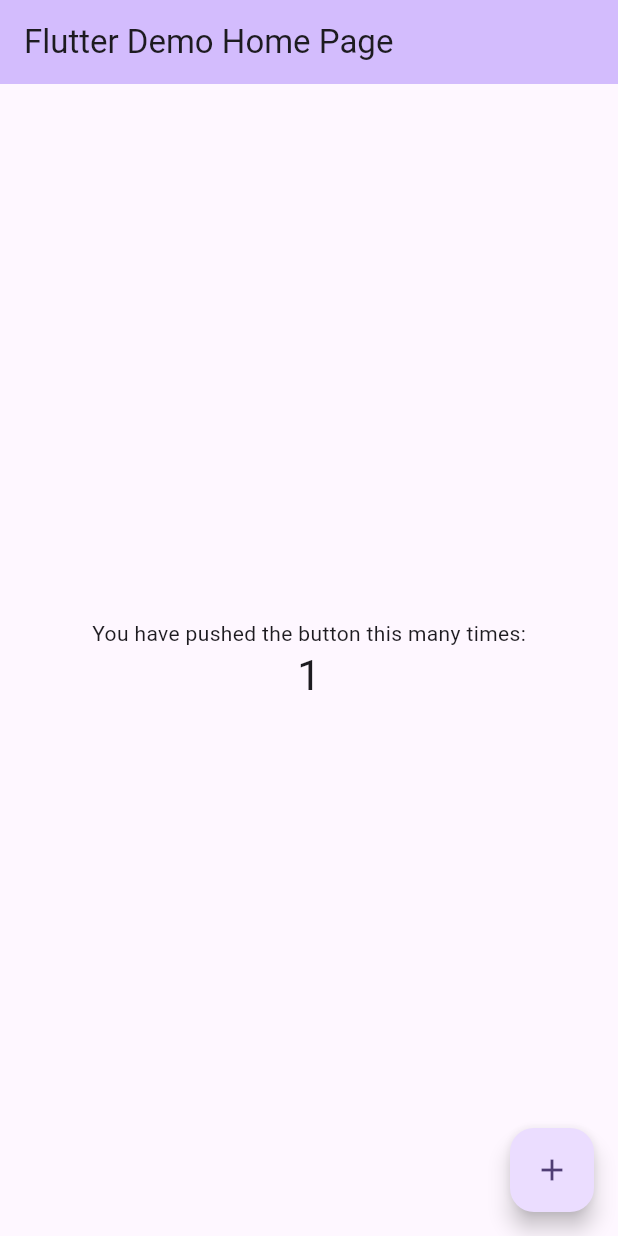
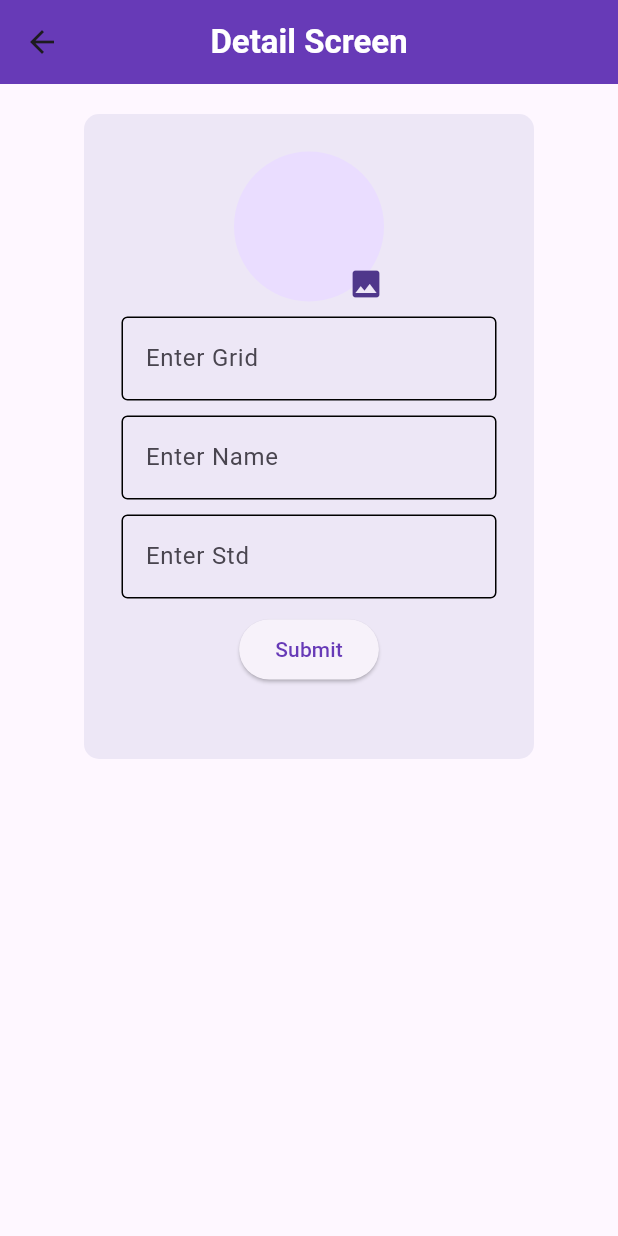
Before and after one commit to harshdusane2103/Final_Eaxm, a Flutter app: the screen it shows after launch, after a tap on the "add" icon, on a phone screen of 412 x 824 dp. Run offline on Flutter 3.47's test engine with Material 3 defaults, Android fonts, the phone set to English and light mode, and no system bars; our stand-ins replace image_picker.

Commit message:
20-06-2024

```diff
--- /dev/null
+++ b/lib/Home/Home.dart
@@ -0,0 +1,159 @@
+import 'dart:io';
+
+import 'package:final_exam_project/Utils/Modal.dart';
+import 'package:flutter/material.dart';
+import 'package:image_picker/image_picker.dart';
+ImagePicker imagePicker =ImagePicker();
+class HomeScreen extends StatefulWidget {
+  const HomeScreen({super.key});
+
+  @override
+  State<HomeScreen> createState() => _HomeScreenState();
+}
+
+class _HomeScreenState extends State<HomeScreen> {
+  @override
+  Widget build(BuildContext context) {
+    return Scaffold(
+      appBar: AppBar(
+        backgroundColor: Colors.deepPurple,
+        centerTitle: true,
+        title: Text("STUDENT DATA",style: TextStyle(color: Colors.white,fontSize: 28,fontWeight: FontWeight.w700),),
+      ),
+      body: SingleChildScrollView(
+        child: Column(
+          children: [
+            SizedBox(height:10),
+            ... List.generate(StudentDataList.length, (index) => Center(
+              child: Container(
+                margin: EdgeInsets.only(bottom: 10),
+                padding: EdgeInsets.all(8),
+                height: 200,
+                width: 360,
+                decoration: BoxDecoration(
+                  color: Colors.deepPurple.shade50,
+                  borderRadius: BorderRadius.circular(10),
+                ),
+                child: Row(
+                  mainAxisAlignment: MainAxisAlignment.spaceBetween,
+
+                  children: [
+                    Text(StudentDataList[index].Gird!.text,style:TextStyle(color: Colors.black),),
+                    CircleAvatar(
+                      radius: 50,
+                      backgroundImage: (StudentDataList[index].image!=null)?FileImage(StudentDataList[index].image!):null,
+
+
+                      ),
+
+                   Column(
+                     mainAxisAlignment: MainAxisAlignment.center,
+                     children: [
+                       Text(StudentDataList[index].name!.text,style:TextStyle(color: Colors.black),),
+                       Text(StudentDataList[index].std!.text,style:TextStyle(color: Colors.black),),
+                     ],
+                   ),
+                    InkWell(onTap:() {
+                      showDialog(context: context, builder: (context)=>AlertDialog(
+                        title: Center(child: Text("Edit Data")),
+                        content: Container(
+                          height: 500,
+                          width: 360,
+                          child: SingleChildScrollView(
+                            child: Column(
+                              children: [
+                                CircleAvatar(
+                                  radius: 50,
+                                  backgroundImage:(StudentDataList[index].image!=null)?FileImage(StudentDataList[index].image!):null,
+                                  child: Align(
+                                    alignment: Alignment.bottomRight,
+                                    child: InkWell(
+                                        onTap: ()
+                                        async {
+                                          XFile? xFileImage= await imagePicker.pickImage(source: ImageSource.gallery);
+                                          setState(() {
+                                            StudentDataList[index].image=File(xFileImage!.path);
+                                          });
+                                        },
+
+                                        child: Icon(Icons.photo)),
+
+                                  ),
+                                ),
+                                SizedBox(height: 10,),
+                                TextFormField(
+                                  controller: StudentDataList[index].Gird!,
+                                  decoration: InputDecoration(
+                                      enabledBorder:OutlineInputBorder(borderSide: BorderSide(color: Colors.black,width: 1)),
+                                      focusedBorder: OutlineInputBorder(borderSide: BorderSide(color:Colors.black,width: 3 )),
+                                      hintText: ("Enter Grid")
+                                  ),
+                                ),
+                                SizedBox(height: 10,),
+                                TextFormField(
+                                  controller: StudentDataList[index].name!,
+                                  decoration: InputDecoration(
+                                    enabledBorder:OutlineInputBorder(borderSide: BorderSide(color: Colors.black,width: 1)),
+                                    focusedBorder: OutlineInputBorder(borderSide: BorderSide(color:Colors.black,width: 3 )),
+                                    hintText: ("Enter Name "),
+                                  ),
+                                ),
+                                SizedBox(height: 10,),
+                                TextFormField(
+                                  controller: StudentDataList[index].std!,
+                                  decoration: InputDecoration(
+                                    enabledBorder:OutlineInputBorder(borderSide: BorderSide(color: Colors.black,width: 1)),
+                                    focusedBorder: OutlineInputBorder(borderSide: BorderSide(color:Colors.black,width: 3 )),
+                                    hintText: ("Enter Std "),
+                                  ),
+                                ),
+                                SizedBox(height: 10,),
+
+                                ElevatedButton(onPressed: () {
+                                  Navigator.of(context).pushNamed('/');
+                                }, child: Text("Update")),
+                              ],
+                            ),
+                          ),
+
+                        ),
+                      ));
+                    },child: Icon(Icons.edit)),
+                    InkWell(onTap:() {
+                      setState(() {
+                        StudentDataList.removeAt(index);
+                      });
+                    },child: Icon(Icons.delete)),
+                  ],
+                ),
+              ),
+            ))
+
+
+          ],
+        ),
+      ),
+      floatingActionButton: InkWell(
+        onTap: () {
+          TextEditingController student_name =TextEditingController();
+          TextEditingController student_grid =TextEditingController();
+          TextEditingController student_standard =TextEditingController();
+          setState(() {
+            StudentDataList.add(StudentModal(name: student_name,Gird: student_grid,std: student_standard));
+          });
+          Navigator.of(context).pushNamed('/add');
+        },
+        child: Container(
+          height: 60,
+          width: 60,
+          decoration: BoxDecoration(
+            color: Colors.deepPurple,
+            borderRadius: BorderRadius.circular(10),
+          ),
+          child: Icon(Icons.add,color: Colors.white,),
+        ),
+      ),
+
+    );
+  }
+}
--- /dev/null
+++ b/lib/Home/add.dart
@@ -0,0 +1,117 @@
+
+
+import 'dart:io';
+
+import 'package:flutter/material.dart';
+import 'package:final_exam_project/Utils/Modal.dart';
+import 'package:image_picker/image_picker.dart';
+ImagePicker imagePicker =ImagePicker();
+
+
+
+
+class DetailScreen extends StatefulWidget {
+  const DetailScreen({super.key});
+
+  @override
+  State<DetailScreen> createState() => _DetailScreenState();
+}
+
+class _DetailScreenState extends State<DetailScreen> {
+  @override
+  Widget build(BuildContext context) {
+    return Scaffold(
+      appBar: AppBar(
+        backgroundColor: Colors.deepPurple,
+        leading: InkWell(
+            onTap: () {
+              Navigator.pop(context);
+            },
+            child: Icon(Icons.arrow_back)),
+        centerTitle: true,
+        title: Text(
+          "Detail Screen",
+          style: TextStyle(color: Colors.white, fontWeight: FontWeight.w700),
+        ),
+      ),
+      body: SingleChildScrollView(
+        child: Column(
+          children: [
+            SizedBox(
+              height: 20,
+            ),
+            ...List.generate(
+                StudentDataList.length,
+                    (index) => Center(
+                  child: Container(
+                    padding: EdgeInsets.all(25),
+                    margin: EdgeInsets.only(bottom: 10),
+                    height: 430,
+                    width: 300,
+                    decoration: BoxDecoration(
+                      borderRadius: BorderRadius.circular(10),
+                      color: Colors.deepPurple.shade50,
+                    ),
+                    child: Column(
+                      children: [
+
+                        CircleAvatar(
+                          radius: 50,
+                          backgroundImage:(StudentDataList[index].image!=null)?FileImage(StudentDataList[index].image!):null,
+                          child: Align(
+                            alignment: Alignment.bottomRight,
+                            child: InkWell(
+                                onTap: ()
+                                async {
+                                  XFile? xFileImage= await imagePicker.pickImage(source: ImageSource.gallery);
+                                  setState(() {
+                                    StudentDataList[index].image=File(xFileImage!.path);
+                                  });
+                                },
+
+                                child: Icon(Icons.photo)),
+
+                          ),
+                        ),
+                        SizedBox(height: 10,),
+                        TextFormField(
+                          controller: StudentDataList[index].Gird!,
+                          decoration: InputDecoration(
+                              enabledBorder:OutlineInputBorder(borderSide: BorderSide(color: Colors.black,width: 1)),
+                              focusedBorder: OutlineInputBorder(borderSide: BorderSide(color:Colors.black,width: 3 )),
+                              hintText: ("Enter Grid")
+                          ),
+                        ),
+                        SizedBox(height: 10,),
+                        TextFormField(
+                          controller: StudentDataList[index].name!,
+                          decoration: InputDecoration(
+                            enabledBorder:OutlineInputBorder(borderSide: BorderSide(color: Colors.black,width: 1)),
+                            focusedBorder: OutlineInputBorder(borderSide: BorderSide(color:Colors.black,width: 3 )),
+                            hintText: ("Enter Name "),
+                          ),
+                        ),
+                        SizedBox(height: 10,),
+                        TextFormField(
+                          controller: StudentDataList[index].std!,
+                          decoration: InputDecoration(
+                            enabledBorder:OutlineInputBorder(borderSide: BorderSide(color: Colors.black,width: 1)),
+                            focusedBorder: OutlineInputBorder(borderSide: BorderSide(color:Colors.black,width: 3 )),
+                            hintText: ("Enter Std "),
+                          ),
+                        ),
+                        SizedBox(height: 10,),
+                        ElevatedButton(onPressed: () {
+                          Navigator.of(context).pushNamed('/');
+                        }, child:Text('Submit',style: TextStyle(color: Colors.deepPurple),))
+                      ],
+                    ),
+                  ),
+                )),
+
+          ],
+        ),
+      ),
+    );
+  }
+}
--- /dev/null
+++ b/lib/Utils/Modal.dart
@@ -0,0 +1,21 @@
+import 'dart:io';
+
+import 'package:flutter/material.dart';
+TextEditingController student_name =TextEditingController();
+TextEditingController student_grid =TextEditingController();
+TextEditingController student_standard =TextEditingController();
+
+class StudentModal
+{
+  TextEditingController? name;
+  TextEditingController? Gird;
+  TextEditingController? std;
+  File? image;
+  StudentModal({this.name,this.Gird,this.std,this.image});
+
+}
+List <StudentModal>StudentDataList=[];
+
+// student_grid
+// student_standard
+// student_image
--- a/lib/main.dart
+++ b/lib/main.dart
@@ -1,125 +1,23 @@
+
+
+import 'package:final_exam_project/Home/Home.dart';
+import 'package:final_exam_project/Home/add.dart';
 import 'package:flutter/material.dart';
 
 void main() {
   runApp(const MyApp());
 }
-
 class MyApp extends StatelessWidget {
   const MyApp({super.key});
 
-  // This widget is the root of your application.
   @override
   Widget build(BuildContext context) {
     return MaterialApp(
-      title: 'Flutter Demo',
-      theme: ThemeData(
-        // This is the theme of your application.
-        //
-        // TRY THIS: Try running your application with "flutter run". You'll see
-        // the application has a purple toolbar. Then, without quitting the app,
-        // try changing the seedColor in the colorScheme below to Colors.green
-        // and then invoke "hot reload" (save your changes or press the "hot
-        // reload" button in a Flutter-supported IDE, or press "r" if you used
-        // the command line to start the app).
-        //
-        // Notice that the counter didn't reset back to zero; the application
-        // state is not lost during the reload. To reset the state, use hot
-        // restart instead.
-        //
-        // This works for code too, not just values: Most code changes can be
-        // tested with just a hot reload.
-        colorScheme: ColorScheme.fromSeed(seedColor: Colors.deepPurple),
-        useMaterial3: true,
-      ),
-      home: const MyHomePage(title: 'Flutter Demo Home Page'),
+      debugShowCheckedModeBanner: false,
+      routes: {
+        '/':(context)=>HomeScreen(),
+        '/add':(context)=>DetailScreen(),
+      },
     );
   }
 }
-
-class MyHomePage extends StatefulWidget {
-  const MyHomePage({super.key, required this.title});
-
-  // This widget is the home page of your application. It is stateful, meaning
-  // that it has a State object (defined below) that contains fields that affect
-  // how it looks.
-
-  // This class is the configuration for the state. It holds the values (in this
-  // case the title) provided by the parent (in this case the App widget) and
-  // used by the build method of the State. Fields in a Widget subclass are
-  // always marked "final".
-
-  final String title;
-
-  @override
-  State<MyHomePage> createState() => _MyHomePageState();
-}
-
-class _MyHomePageState extends State<MyHomePage> {
-  int _counter = 0;
-
-  void _incrementCounter() {
-    setState(() {
-      // This call to setState tells the Flutter framework that something has
-      // changed in this State, which causes it to rerun the build method below
-      // so that the display can reflect the updated values. If we changed
-      // _counter without calling setState(), then the build method would not be
-      // called again, and so nothing would appear to happen.
-      _counter++;
-    });
-  }
-
-  @override
-  Widget build(BuildContext context) {
-    // This method is rerun every time setState is called, for instance as done
-    // by the _incrementCounter method above.
-    //
-    // The Flutter framework has been optimized to make rerunning build methods
-    // fast, so that you can just rebuild anything that needs updating rather
-    // than having to individually change instances of widgets.
-    return Scaffold(
-      appBar: AppBar(
-        // TRY THIS: Try changing the color here to a specific color (to
-        // Colors.amber, perhaps?) and trigger a hot reload to see the AppBar
-        // change color while the other colors stay the same.
-        backgroundColor: Theme.of(context).colorScheme.inversePrimary,
-        // Here we take the value from the MyHomePage object that was created by
-        // the App.build method, and use it to set our appbar title.
-        title: Text(widget.title),
-      ),
-      body: Center(
-        // Center is a layout widget. It takes a single child and positions it
-        // in the middle of the parent.
-        child: Column(
-          // Column is also a layout widget. It takes a list of children and
-          // arranges them vertically. By default, it sizes itself to fit its
-          // children horizontally, and tries to be as tall as its parent.
-          //
-          // Column has various properties to control how it sizes itself and
-          // how it positions its children. Here we use mainAxisAlignment to
-          // center the children vertically; the main axis here is the vertical
-          // axis because Columns are vertical (the cross axis would be
-          // horizontal).
-          //
-          // TRY THIS: Invoke "debug painting" (choose the "Toggle Debug Paint"
-          // action in the IDE, or press "p" in the console), to see the
-          // wireframe for each widget.
-          mainAxisAlignment: MainAxisAlignment.center,
-          children: <Widget>[
-            const Text(
-              'You have pushed the button this many times:',
-            ),
-            Text(
-              '$_counter',
-              style: Theme.of(context).textTheme.headlineMedium,
-            ),
-          ],
-        ),
-      ),
-      floatingActionButton: FloatingActionButton(
-        onPressed: _incrementCounter,
-        tooltip: 'Increment',
-        child: const Icon(Icons.add),
-      ), // This trailing comma makes auto-formatting nicer for build methods.
-    );
-  }
-}
--- a/pubspec.yaml
+++ b/pubspec.yaml
@@ -35,6 +35,8 @@ dependencies:
   # The following adds the Cupertino Icons font to your application.
   # Use with the CupertinoIcons class for iOS style icons.
   cupertino_icons: ^1.0.6
+  image_picker: ^1.1.2
+
 
 dev_dependencies:
   flutter_test:
```
Also changed, not shown: pubspec.lock, 5 other files.
